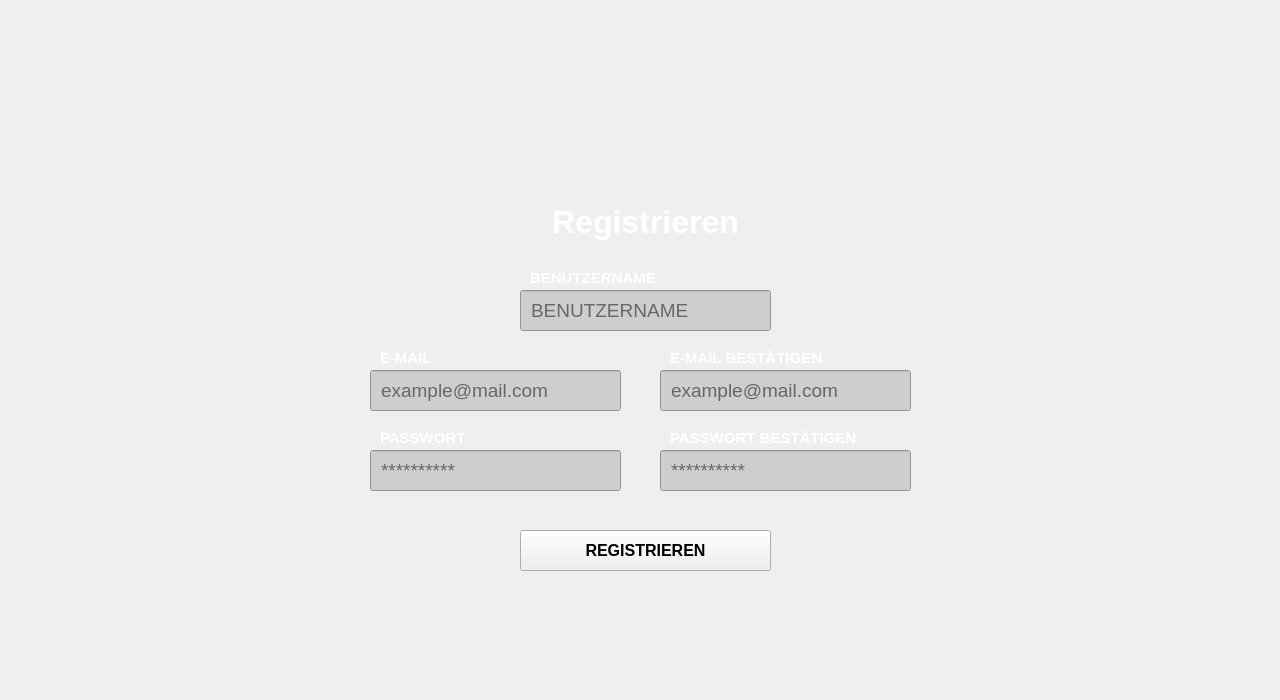
The window that ui/registerpage.ui (noobondistrax/YourDailies) describes before a commit, drawn with Qt 5.
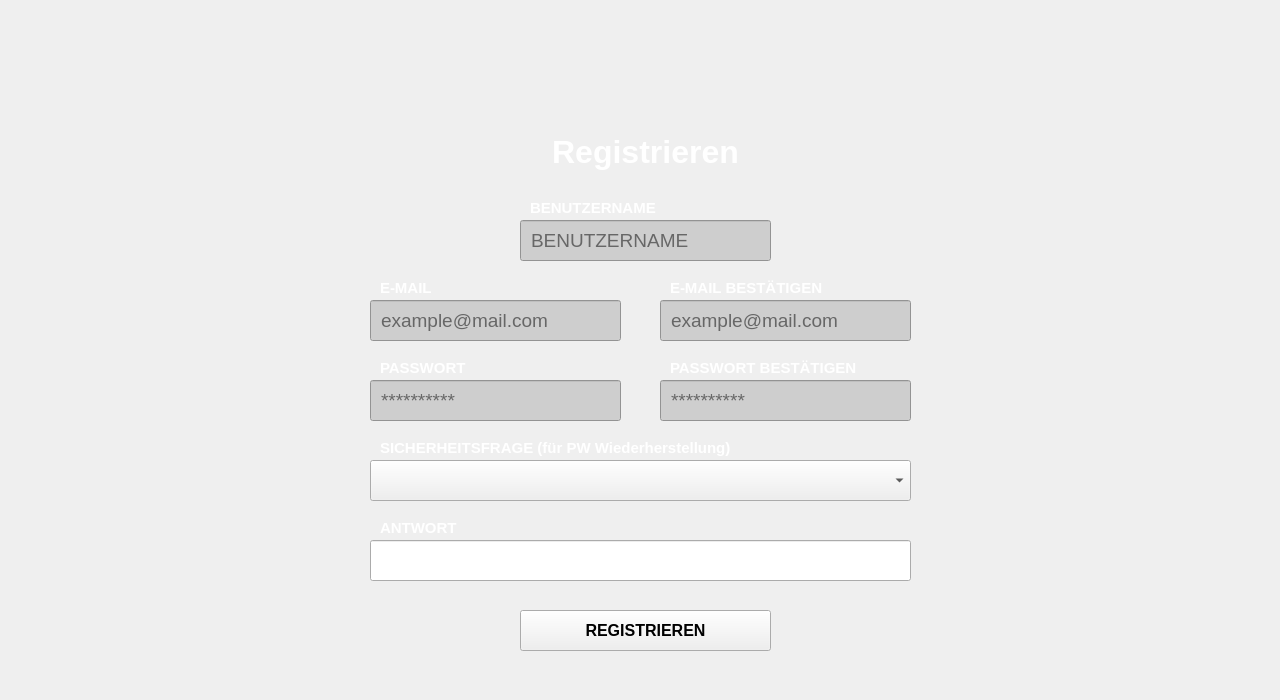
The same window after the commit. Icons and pictures are not drawn.

Commit message: userRegistration completed, SecQuestions added#

```diff
--- a/ui/registerpage.ui
+++ b/ui/registerpage.ui
@@ -20,7 +20,7 @@
    <property name="geometry">
     <rect>
      <x>380</x>
-     <y>430</y>
+     <y>360</y>
      <width>241</width>
      <height>16</height>
     </rect>
@@ -42,7 +42,7 @@
    <property name="geometry">
     <rect>
      <x>530</x>
-     <y>270</y>
+     <y>200</y>
      <width>241</width>
      <height>16</height>
     </rect>
@@ -64,7 +64,7 @@
    <property name="geometry">
     <rect>
      <x>670</x>
-     <y>350</y>
+     <y>280</y>
      <width>241</width>
      <height>16</height>
     </rect>
@@ -86,7 +86,7 @@
    <property name="geometry">
     <rect>
      <x>445</x>
-     <y>110</y>
+     <y>40</y>
      <width>401</width>
      <height>95</height>
     </rect>
@@ -102,7 +102,7 @@
    <property name="geometry">
     <rect>
      <x>520</x>
-     <y>290</y>
+     <y>220</y>
      <width>251</width>
      <height>41</height>
     </rect>
@@ -131,7 +131,7 @@
    <property name="geometry">
     <rect>
      <x>380</x>
-     <y>350</y>
+     <y>280</y>
      <width>241</width>
      <height>16</height>
     </rect>
@@ -153,7 +153,7 @@
    <property name="geometry">
     <rect>
      <x>360</x>
-     <y>196</y>
+     <y>126</y>
      <width>571</width>
      <height>51</height>
     </rect>
@@ -179,7 +179,7 @@
    <property name="geometry">
     <rect>
      <x>370</x>
-     <y>450</y>
+     <y>380</y>
      <width>251</width>
      <height>41</height>
     </rect>
@@ -211,7 +211,7 @@
    <property name="geometry">
     <rect>
      <x>520</x>
-     <y>530</y>
+     <y>610</y>
      <width>251</width>
      <height>41</height>
     </rect>
@@ -230,7 +230,7 @@
    <property name="geometry">
     <rect>
      <x>670</x>
-     <y>430</y>
+     <y>360</y>
      <width>241</width>
      <height>16</height>
     </rect>
@@ -252,7 +252,7 @@
    <property name="geometry">
     <rect>
      <x>660</x>
-     <y>370</y>
+     <y>300</y>
      <width>251</width>
      <height>41</height>
     </rect>
@@ -281,7 +281,7 @@
    <property name="geometry">
     <rect>
      <x>660</x>
-     <y>450</y>
+     <y>380</y>
      <width>251</width>
      <height>41</height>
     </rect>
@@ -313,7 +313,7 @@
    <property name="geometry">
     <rect>
      <x>370</x>
-     <y>370</y>
+     <y>300</y>
      <width>251</width>
      <height>41</height>
     </rect>
@@ -338,6 +338,70 @@
     <string>example@mail.com</string>
    </property>
   </widget>
+  <widget class="QComboBox" name="register_sec_question">
+   <property name="geometry">
+    <rect>
+     <x>370</x>
+     <y>460</y>
+     <width>541</width>
+     <height>41</height>
+    </rect>
+   </property>
+  </widget>
+  <widget class="QLineEdit" name="register_sec_answer">
+   <property name="geometry">
+    <rect>
+     <x>370</x>
+     <y>540</y>
+     <width>541</width>
+     <height>41</height>
+    </rect>
+   </property>
+  </widget>
+  <widget class="QLabel" name="register_sec_question_label">
+   <property name="geometry">
+    <rect>
+     <x>380</x>
+     <y>440</y>
+     <width>521</width>
+     <height>16</height>
+    </rect>
+   </property>
+   <property name="font">
+    <font>
+     <pointsize>11</pointsize>
+     <bold>true</bold>
+    </font>
+   </property>
+   <property name="styleSheet">
+    <string notr="true">color: rgb(255, 255, 255);</string>
+   </property>
+   <property name="text">
+    <string>SICHERHEITSFRAGE (für PW Wiederherstellung)</string>
+   </property>
+  </widget>
+  <widget class="QLabel" name="register_sec_answer_label">
+   <property name="geometry">
+    <rect>
+     <x>380</x>
+     <y>520</y>
+     <width>521</width>
+     <height>16</height>
+    </rect>
+   </property>
+   <property name="font">
+    <font>
+     <pointsize>11</pointsize>
+     <bold>true</bold>
+    </font>
+   </property>
+   <property name="styleSheet">
+    <string notr="true">color: rgb(255, 255, 255);</string>
+   </property>
+   <property name="text">
+    <string>ANTWORT</string>
+   </property>
+  </widget>
   <zorder>register_password_label</zorder>
   <zorder>register_name_label</zorder>
   <zorder>register_email_confirm_label</zorder>
```
Left out of the diff: 6 changed lines with no effect on the pictures. The commit also changes 12 other files.
